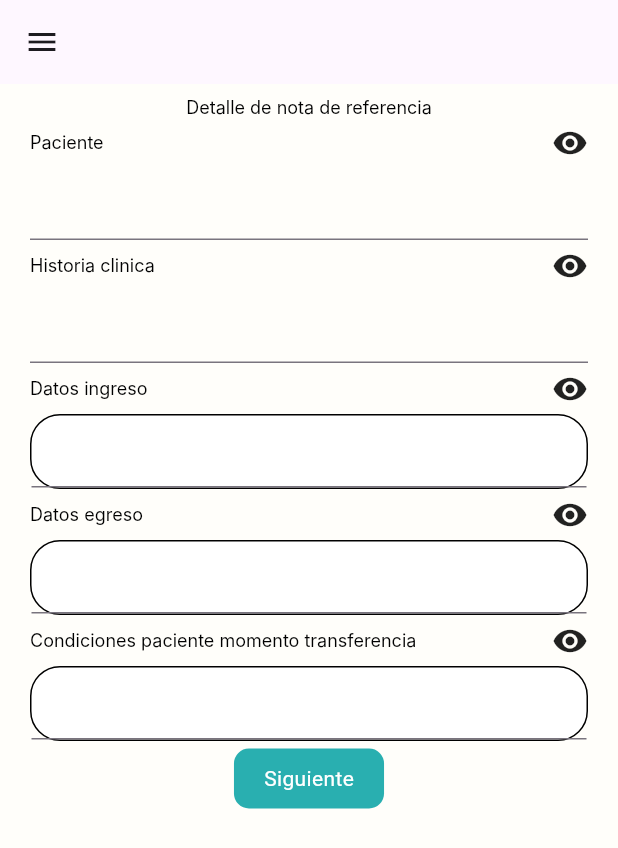
After one commit to proyecto-grado-app-centro-salud/pgm-app-centro-salud-mobile, a Flutter app: the RegistrarNotaReferencia screen opened directly, on a phone screen of 412 x 824 dp. The commit adds this screen. Shown: the top 848 px of the screen. Run offline on Flutter 3.47's test engine with Material 3 defaults, Android fonts, the phone set to English and light mode, and no system bars; drawn by our look-alikes of flutter_typeahead; our stand-ins replace flutter_dotenv, flutter_localization, flutter_svg, shared_preferences; missing offline and left inert: art_sweetalert; accounts and stored records are empty; network calls fail; Roboto replaces fonts that are missing (Inter); statements that could not run were skipped.

Commit message:
[Fix] arreglando vista registro nota de referencia

```diff
--- a/lib/modelos/NotaReferencia.dart
+++ b/lib/modelos/NotaReferencia.dart
@@ -1,55 +1,55 @@
 import 'dart:convert';
 
 class NotaReferencia {
-  final int id;
-  final String datosClinicos;
-  final String datosIngreso;
-  final String datosEgreso;
-  final String condicionesPacienteMomentoTransferencia;
-  final String informeProcedimientosRealizados;
-  final String tratamientoEfectuado;
-  final String tratamientoPersistePaciente;
-  final String fechaVencimiento;
-  final String advertenciasFactoresRiesgo;
-  final String comentarioAdicional;
-  final String monitoreo;
-  final String informeTrabajoSocial;
-  final int idHistoriaClinica;
-  final String diagnosticoPresuntivo;
-  final int idPaciente;
-  final String pacientePropietario;
-  final String ciPropietario;
-  final int idMedico;
-  final String nombreMedico;
-  final int idEspecialidad;
-  final String nombreEspecialidad;
+  final int? id;
+  final String? datosClinicos;
+  final String? datosIngreso;
+  final String? datosEgreso;
+  final String? condicionesPacienteMomentoTransferencia;
+  final String? informeProcedimientosRealizados;
+  final String? tratamientoEfectuado;
+  final String? tratamientoPersistePaciente;
+  final DateTime? fechaVencimiento;
+  final String? advertenciasFactoresRiesgo;
+  final String? comentarioAdicional;
+  final String? monitoreo;
+  final String? informeTrabajoSocial;
+  final int? idHistoriaClinica;
+  final String? diagnosticoPresuntivo;
+  final int? idPaciente;
+  final String? pacientePropietario;
+  final String? ciPropietario;
+  final int? idMedico;
+  final String? nombreMedico;
+  final int? idEspecialidad;
+  final String? nombreEspecialidad;
   final DateTime? createdAt;
   final DateTime? updatedAt;
   final DateTime? deletedAt;
 
   NotaReferencia({
-    required this.id,
-    required this.datosClinicos,
-    required this.datosIngreso,
-    required this.datosEgreso,
-    required this.condicionesPacienteMomentoTransferencia,
-    required this.informeProcedimientosRealizados,
-    required this.tratamientoEfectuado,
-    required this.tratamientoPersistePaciente,
-    required this.fechaVencimiento,
-    required this.advertenciasFactoresRiesgo,
-    required this.comentarioAdicional,
-    required this.monitoreo,
-    required this.informeTrabajoSocial,
-    required this.idHistoriaClinica,
-    required this.diagnosticoPresuntivo,
-    required this.idPaciente,
-    required this.pacientePropietario,
-    required this.ciPropietario,
-    required this.idMedico,
-    required this.nombreMedico,
-    required this.idEspecialidad,
-    required this.nombreEspecialidad,
+    this.id,
+    this.datosClinicos,
+    this.datosIngreso,
+    this.datosEgreso,
+    this.condicionesPacienteMomentoTransferencia,
+    this.informeProcedimientosRealizados,
+    this.tratamientoEfectuado,
+    this.tratamientoPersistePaciente,
+    this.fechaVencimiento,
+    this.advertenciasFactoresRiesgo,
+    this.comentarioAdicional,
+    this.monitoreo,
+    this.informeTrabajoSocial,
+    this.idHistoriaClinica,
+    this.diagnosticoPresuntivo,
+    this.idPaciente,
+    this.pacientePropietario,
+    this.ciPropietario,
+    this.idMedico,
+    this.nombreMedico,
+    this.idEspecialidad,
+    this.nombreEspecialidad,
     this.createdAt,
     this.updatedAt,
     this.deletedAt,
@@ -67,7 +67,9 @@ class NotaReferencia {
           json['informeProcedimientosRealizados'] ?? '',
       tratamientoEfectuado: json['tratamientoEfectuado'] ?? '',
       tratamientoPersistePaciente: json['tratamientoPersistePaciente'] ?? '',
-      fechaVencimiento: json['fechaVencimiento'] ?? '',
+      fechaVencimiento: json['fechaVencimiento'] != null
+          ? DateTime.parse(json['fechaVencimiento'])
+          : null,
       advertenciasFactoresRiesgo: json['advertenciasFactoresRiesgo'] ?? '',
       comentarioAdicional: json['comentarioAdicional'] ?? '',
       monitoreo: json['monitoreo'] ?? '',
@@ -89,6 +91,36 @@ class NotaReferencia {
           json['deletedAt'] != null ? DateTime.parse(json['deletedAt']) : null,
     );
   }
+  Map<String, dynamic> toJson() {
+    return {
+      'id': id,
+      'datosClinicos': datosClinicos,
+      'datosIngreso': datosIngreso,
+      'datosEgreso': datosEgreso,
+      'condicionesPacienteMomentoTransferencia':
+          condicionesPacienteMomentoTransferencia,
+      'informeProcedimientosRealizados': informeProcedimientosRealizados,
+      'tratamientoEfectuado': tratamientoEfectuado,
+      'tratamientoPersistePaciente': tratamientoPersistePaciente,
+      'fechaVencimiento': fechaVencimiento?.toIso8601String(),
+      'advertenciasFactoresRiesgo': advertenciasFactoresRiesgo,
+      'comentarioAdicional': comentarioAdicional,
+      'monitoreo': monitoreo,
+      'informeTrabajoSocial': informeTrabajoSocial,
+      'idHistoriaClinica': idHistoriaClinica,
+      'diagnosticoPresuntivo': diagnosticoPresuntivo,
+      'idPaciente': idPaciente,
+      'pacientePropietario': pacientePropietario,
+      'ciPropietario': ciPropietario,
+      'idMedico': idMedico,
+      'nombreMedico': nombreMedico,
+      'idEspecialidad': idEspecialidad,
+      'nombreEspecialidad': nombreEspecialidad,
+      'createdAt': createdAt?.toIso8601String(),
+      'updatedAt': updatedAt?.toIso8601String(),
+      'deletedAt': deletedAt?.toIso8601String(),
+    };
+  }
 
   static List<NotaReferencia> listFromString(String list) {
     List jsonList = jsonDecode(list);
--- a/lib/pages/gestion-notas-referencia.dart
+++ b/lib/pages/gestion-notas-referencia.dart
@@ -1,6 +1,7 @@
 import 'package:flutter/material.dart';
 import 'package:proyecto_grado_flutter/controladores/NotasReferenciaController.dart';
 import 'package:proyecto_grado_flutter/modelos/NotaReferencia.dart';
+import 'package:proyecto_grado_flutter/pages/registrar-nota-referencia.dart';
 import 'package:proyecto_grado_flutter/util/colores.dart';
 import 'package:proyecto_grado_flutter/widgets/new-drawer.dart';
 import 'package:proyecto_grado_flutter/widgets/widgets-formato.dart';
@@ -46,7 +47,9 @@ class _GestionNotasReferenciaViewState
       drawer: NavDrawer(),
       backgroundColor: Colores.color2,
       body: gestionDocumentosExpedienteClinico(context, notasReferencia,
-          nombreDocumento, urlImagenBanner, diagnosticoPresuntivo),
+          nombreDocumento, urlImagenBanner, diagnosticoPresuntivo, () {}, () {
+        Navigator.pushNamed(context, RegistrarNotaReferencia.id);
+      }),
     );
   }
 }
--- /dev/null
+++ b/lib/pages/registrar-nota-referencia.dart
@@ -0,0 +1,246 @@
+import 'package:flutter/material.dart';
+import 'package:proyecto_grado_flutter/controladores/HistoriasClinicasController.dart';
+import 'package:proyecto_grado_flutter/controladores/NotasReferenciaController.dart';
+import 'package:proyecto_grado_flutter/controladores/PacientesController.dart';
+import 'package:proyecto_grado_flutter/modelos/HistoriasClinicas.dart';
+import 'package:proyecto_grado_flutter/modelos/Paciente.dart';
+import 'package:proyecto_grado_flutter/util/colores.dart';
+import 'package:proyecto_grado_flutter/widgets/new-drawer.dart';
+import 'package:proyecto_grado_flutter/widgets/widgets-formato.dart';
+
+class RegistrarNotaReferencia extends StatefulWidget {
+  const RegistrarNotaReferencia({super.key});
+  static const id = "registrar_nota_referencia";
+  @override
+  State<RegistrarNotaReferencia> createState() =>
+      _RegistrarNotaReferenciaState();
+}
+
+class _RegistrarNotaReferenciaState extends State<RegistrarNotaReferencia> {
+  final Map<String, TextEditingController> controllers = {
+    'idPaciente': TextEditingController(),
+    'ciPaciente': TextEditingController(),
+    'idHistoriaClinica': TextEditingController(),
+    'diagnosticoPresuntivo': TextEditingController(),
+    'datosClinicos': TextEditingController(),
+    'datosIngreso': TextEditingController(),
+    'datosEgreso': TextEditingController(),
+    'condicionesPacienteMomentoTransferencia': TextEditingController(),
+    'informeProcedimientosRealizados': TextEditingController(),
+    'tratamientoEfectuado': TextEditingController(),
+    'tratamientoPersistePaciente': TextEditingController(),
+    'fechaVencimiento': TextEditingController(),
+    'advertenciasFactoresRiesgo': TextEditingController(),
+    'comentarioAdicional': TextEditingController(),
+    'monitoreo': TextEditingController(),
+    'informeTrabajoSocial': TextEditingController(),
+  };
+
+  List<Paciente> pacientes = [];
+  List<HistoriaClinica> historiasClinicas = [];
+  void _onSelectItemPaciente(Paciente item) {
+    setState(() {
+      controllers['ciPaciente']!.text = item.ci.toString();
+      controllers['idPaciente']!.text = item.idUsuario.toString();
+    });
+  }
+
+  void _onSelectItemHistoriaClinica(HistoriaClinica item) {
+    setState(() {
+      controllers['idHistoriaClinica']!.text = item.id.toString();
+      controllers['diagnosticoPresuntivo']!.text =
+          item.diagnosticoPresuntivo.toString();
+    });
+  }
+
+  void _onSelectFechaVencimiento(String date) {
+    setState(() {
+      controllers['fechaVencimiento']!.text = date;
+    });
+  }
+
+  final PageController _pageController = PageController();
+  final formKey = GlobalKey<FormState>();
+  @override
+  Widget build(BuildContext context) {
+    return Scaffold(
+      appBar: AppBar(),
+      drawer: NavDrawer(),
+      backgroundColor: Colores.color2,
+      body: Form(
+        key: formKey,
+        child: PageView(
+          physics: NeverScrollableScrollPhysics(),
+          controller: _pageController,
+          children: [
+            formularioPrimeraPagina(context),
+            formularioSegundaPagina(context)
+          ],
+        ),
+      ),
+    );
+  }
+
+  Widget formularioPrimeraPagina(BuildContext context) {
+    return SingleChildScrollView(
+      child: Container(
+        decoration: BoxDecoration(
+          color: Color.fromRGBO(255, 254, 250, 1),
+        ),
+        padding: EdgeInsets.symmetric(horizontal: 20, vertical: 10),
+        child: Column(
+          mainAxisSize: MainAxisSize.min,
+          children: <Widget>[
+            Text(
+              'Detalle de nota de referencia',
+              textAlign: TextAlign.center,
+              style: TextStyle(
+                color: Color.fromRGBO(0, 0, 0, 1),
+                fontFamily: 'Inter',
+                fontSize: 12,
+                letterSpacing: 0,
+                fontWeight: FontWeight.normal,
+                height: 1,
+              ),
+            ),
+            SizedBox(height: 5),
+            etiquetaInputDocumento('Paciente'),
+            SizedBox(height: 5),
+            inputListSuggestionsPacientes(context, pacientes,
+                controllers["ciPaciente"], _onSelectItemPaciente),
+            (controllers['idPaciente']!.text != '')
+                ? botonFormularioDocumento("Buscar historias clinicas", () {
+                    obtenerHistoriasClinicasDePaciente(
+                        controllers['idPaciente']!.text);
+                  })
+                : const SizedBox(),
+            SizedBox(height: 5),
+            etiquetaInputDocumento('Historia clinica'),
+            SizedBox(height: 5),
+            inputListSuggestionsHistoriasClinicas(
+                context,
+                historiasClinicas,
+                controllers["diagnosticoPresuntivo"],
+                _onSelectItemHistoriaClinica),
+            SizedBox(height: 5),
+            etiquetaInputDocumento('Datos ingreso'),
+            SizedBox(height: 5),
+            inputFormFieldFormatoBorderBlack(
+                context, controllers['datosIngreso']!, ""),
+            SizedBox(height: 5),
+            etiquetaInputDocumento('Datos egreso'),
+            SizedBox(height: 5),
+            inputFormFieldFormatoBorderBlack(
+                context, controllers['datosEgreso']!, ""),
+            SizedBox(height: 5),
+            etiquetaInputDocumento(
+                'Condiciones paciente momento transferencia'),
+            SizedBox(height: 5),
+            inputFormFieldFormatoBorderBlack(context,
+                controllers['condicionesPacienteMomentoTransferencia']!, ""),
+            SizedBox(height: 5),
+            botonFormularioDocumento("Siguiente", () {
+              _pageController.nextPage(
+                duration: Duration(milliseconds: 300),
+                curve: Curves.easeIn,
+              );
+            }),
+          ],
+        ),
+      ),
+    );
+  }
+
+  Widget formularioSegundaPagina(BuildContext context) {
+    return SingleChildScrollView(
+      child: Container(
+        decoration: BoxDecoration(
+          color: Color.fromRGBO(255, 254, 250, 1),
+        ),
+        padding: EdgeInsets.symmetric(horizontal: 20, vertical: 10),
+        child: Column(
+          mainAxisSize: MainAxisSize.min,
+          children: <Widget>[
+            etiquetaInputDocumento('Informe procedimientos realizados'),
+            SizedBox(height: 5),
+            inputFormFieldFormatoBorderBlack(
+                context, controllers['informeProcedimientosRealizados']!, ""),
+            SizedBox(height: 5),
+            etiquetaInputDocumento('Tratamiento efectuado'),
+            SizedBox(height: 5),
+            inputFormFieldFormatoBorderBlack(
+                context, controllers['tratamientoEfectuado']!, ""),
+            SizedBox(height: 5),
+            etiquetaInputDocumento('Tratamiento persiste paciente'),
+            SizedBox(height: 5),
+            inputFormFieldFormatoBorderBlack(
+                context, controllers['tratamientoPersistePaciente']!, ""),
+            SizedBox(height: 5),
+            etiquetaInputDocumento('Fecha de vencimiento'),
+            SizedBox(height: 5),
+            inputDateFormFieldFormatoBorderBlack(
+                context,
+                controllers['fechaVencimiento']!,
+                "",
+                _onSelectFechaVencimiento),
+            SizedBox(height: 5),
+            Row(children: [
+              botonFormularioDocumento("Anterior", () {
+                _pageController.previousPage(
+                  duration: Duration(milliseconds: 300),
+                  curve: Curves.easeIn,
+                );
+              }),
+              botonFormularioDocumento("Registrar", () {
+                final formState1 = formKey.currentState;
+                if (formState1 != null && formState1.validate()) {
+                  registrarNotaReferencia(context, controllers);
+                }
+              }),
+            ])
+          ],
+        ),
+      ),
+    );
+  }
+
+  HistoriasClinicasController historiasClinicasController =
+      HistoriasClinicasController();
+  PacientesController pacientesController = PacientesController();
+  NotasReferenciaController notasReferenciaController =
+      NotasReferenciaController();
+  void obtenerPacientes() async {
+    try {
+      List<Paciente> pacientesRecibidos =
+          await pacientesController.obtenerPacientes();
+      setState(() {
+        pacientes = pacientesRecibidos;
+      });
+    } catch (e) {
+      print('Error al cargar pacientes: $e');
+    }
+  }
+
+  void obtenerHistoriasClinicasDePaciente(String idPaciente) async {
+    try {
+      List<HistoriaClinica> historiasClinicasRecibidas =
+          await historiasClinicasController
+              .obtenerHistoriasClinicasDePaciente(idPaciente);
+      setState(() {
+        historiasClinicas = historiasClinicasRecibidas;
+      });
+    } catch (e) {
+      print('Error al cargar historias clinicas: $e');
+    }
+  }
+
+  Future<void> registrarNotaReferencia(BuildContext context,
+      Map<String, TextEditingController> controllers) async {
+    try {
+      await notasReferenciaController.registrarNotaReferencia(controllers);
+      mostrarMensajeExito(context);
+    } catch (e) {
+      mostrarMensajeError(context);
+    }
+  }
+}
--- a/lib/widgets/widgets-formato.dart
+++ b/lib/widgets/widgets-formato.dart
@@ -301,14 +301,11 @@ inputListSuggestionsHistoriasClinicas(
 
 Widget inputFormFieldFormatoBorderBlack(
     BuildContext context, TextEditingController controlador, String hint) {
-  double baseWidth = 375;
-  double fem = MediaQuery.of(context).size.width / baseWidth;
-  double ffem = fem * 0.97;
   return Container(
     width: double.infinity,
     decoration: BoxDecoration(
       color: Color(0xffffffff),
-      borderRadius: BorderRadius.circular(10 * fem),
+      borderRadius: BorderRadius.circular(20),
       border: Border.all(color: Color(0xff000000)),
     ),
     child: TextFormField(
@@ -320,6 +317,49 @@ Widget inputFormFieldFormatoBorderBlack(
           return null;
         }),
   );
+}
+
+Widget inputDateFormFieldFormatoBorderBlack(
+    BuildContext context,
+    TextEditingController textEditingController,
+    String hint,
+    void Function(String date) onSelectedDate) {
+  return Container(
+    width: double.infinity,
+    decoration: BoxDecoration(
+      color: Color(0xffffffff),
+      borderRadius: BorderRadius.circular(20),
+      border: Border.all(color: Color(0xff000000)),
+    ),
+    child: TextFormField(
+      controller: textEditingController,
+      decoration: InputDecoration(
+        labelText: 'Fecha',
+        hintText: 'Selecciona una fecha',
+        suffixIcon: IconButton(
+          icon: Icon(Icons.calendar_today),
+          onPressed: () => _selectDate(context, onSelectedDate),
+        ),
+      ),
+      readOnly: true,
+      validator: (value) {
+        return null;
+      },
+    ),
+  );
+}
+
+Future<void> _selectDate(
+    BuildContext context, void Function(String date) onSelectedDate) async {
+  final DateTime? picked = await showDatePicker(
+    context: context,
+    initialDate: DateTime.now(),
+    firstDate: DateTime(2000),
+    lastDate: DateTime(2101),
+  );
+  if (picked != null && picked != DateTime.now()) {
+    onSelectedDate("${picked.toLocal()}".split(' ')[0]);
+  }
 }
 
 Widget inputFormatoTextoOculto(
```
Also changed, not shown: lib/controladores/NotasReferenciaController.dart (+47 -1 lines), lib/services/app_router.dart (+23 -2 lines), assets/gestion-notas-referencia.png (added).
